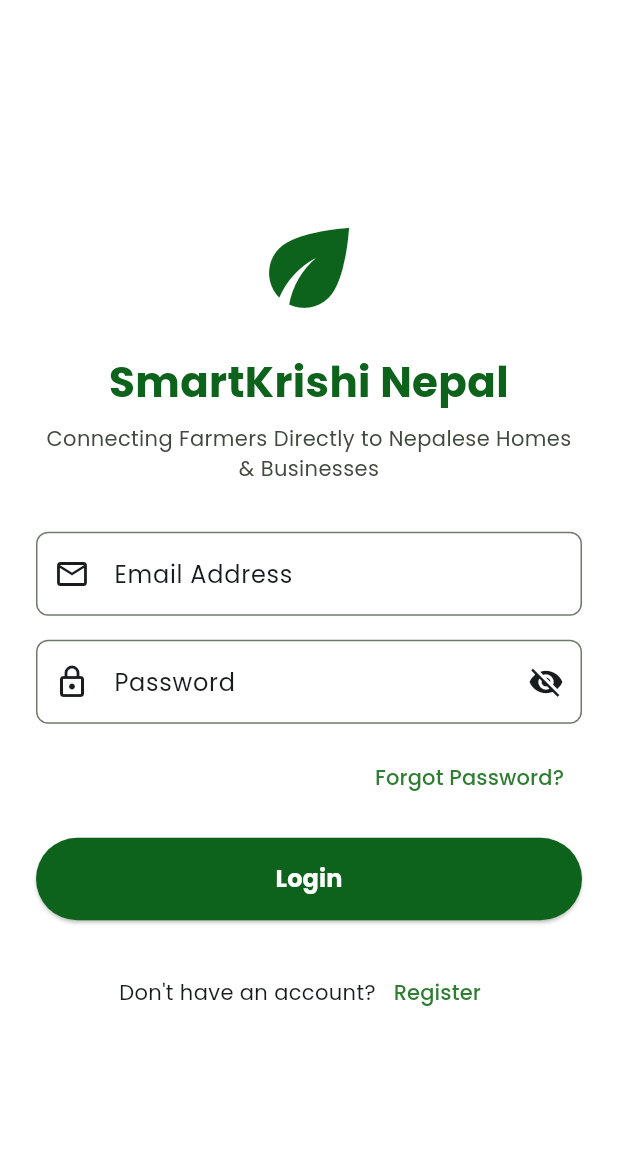
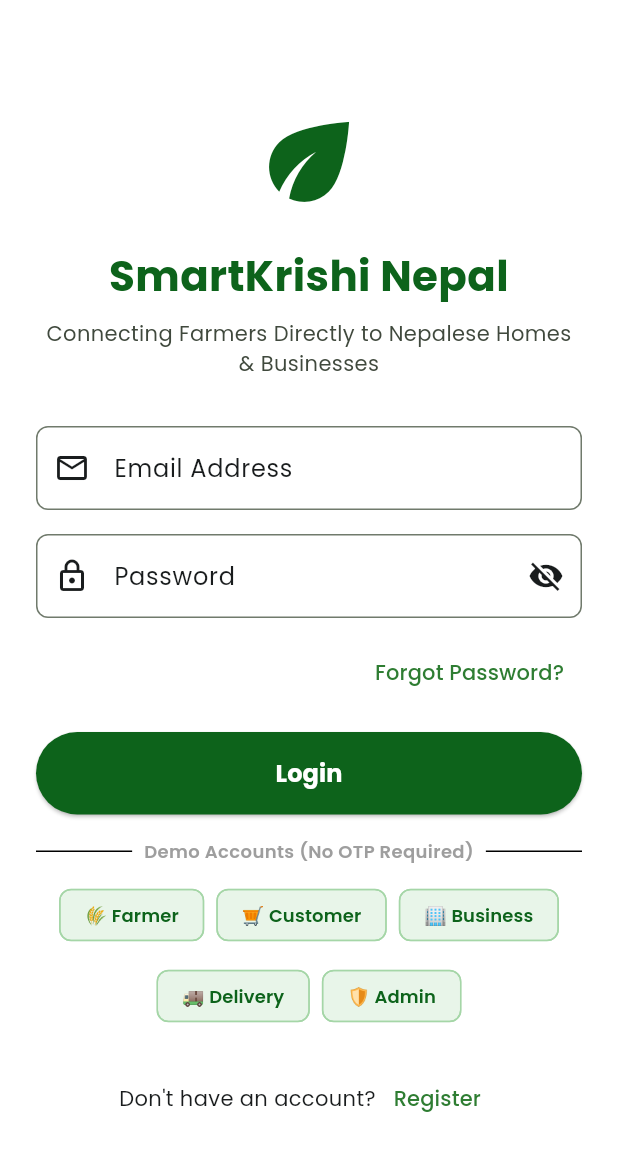
Before and after one commit to prabin900/SmartKrishi, a Flutter app: the LoginPage screen opened by its route, on a phone screen of 412 x 824 dp. Shown: the top 1151 px of the screen. Run offline on Flutter 3.47's test engine with Material 3 defaults, Android fonts, the phone set to English and light mode, and no system bars; our stand-ins replace cloud_firestore, dio, firebase_analytics, firebase_core, firebase_crashlytics, firebase_messaging and 12 more; missing offline and left inert: mobile_scanner; accounts and stored records are empty; network calls fail.

Commit message:
feat: add quick demo account chips on login page

```diff
--- a/frontend/lib/features/auth/presentation/login_page.dart
+++ b/frontend/lib/features/auth/presentation/login_page.dart
@@ -330,7 +330,31 @@ class _LoginPageState extends ConsumerState<LoginPage> {
                         ? const CircularProgressIndicator(color: Colors.white)
                         : const Text('Login', style: TextStyle(fontSize: 16, fontWeight: FontWeight.bold)),
                   ),
-                  const SizedBox(height: 24),
+                  const SizedBox(height: 16),
+                  const Row(
+                    children: [
+                      Expanded(child: Divider()),
+                      Padding(
+                        padding: EdgeInsets.symmetric(horizontal: 8),
+                        child: Text('Demo Accounts (No OTP Required)', style: TextStyle(fontSize: 12, color: Colors.grey, fontWeight: FontWeight.w600)),
+                      ),
+                      Expanded(child: Divider()),
+                    ],
+                  ),
+                  const SizedBox(height: 10),
+                  Wrap(
+                    spacing: 8,
+                    runSpacing: 6,
+                    alignment: WrapAlignment.center,
+                    children: [
+                      _buildDemoChip('🌾 Farmer', 'farmer@smartkrishi.com.np'),
+                      _buildDemoChip('🛒 Customer', 'customer@smartkrishi.com.np'),
+                      _buildDemoChip('🏢 Business', 'business@smartkrishi.com.np'),
+                      _buildDemoChip('🚚 Delivery', 'delivery@smartkrishi.com.np'),
+                      _buildDemoChip('🛡️ Admin', 'admin@smartkrishi.com.np'),
+                    ],
+                  ),
+                  const SizedBox(height: 20),
                   Wrap(
                     alignment: WrapAlignment.center,
                     crossAxisAlignment: WrapCrossAlignment.center,
@@ -350,4 +374,18 @@ class _LoginPageState extends ConsumerState<LoginPage> {
       ),
     );
   }
+
+  Widget _buildDemoChip(String label, String email) {
+    return ActionChip(
+      label: Text(label, style: const TextStyle(fontSize: 12, fontWeight: FontWeight.w600, color: Color(0xFF0D631B))),
+      backgroundColor: const Color(0xFFE8F5E9),
+      side: const BorderSide(color: Color(0xFFA5D6A7)),
+      onPressed: () {
+        setState(() {
+          _emailController.text = email;
+          _passwordController.text = 'password123';
+        });
+      },
+    );
+  }
 }
```
